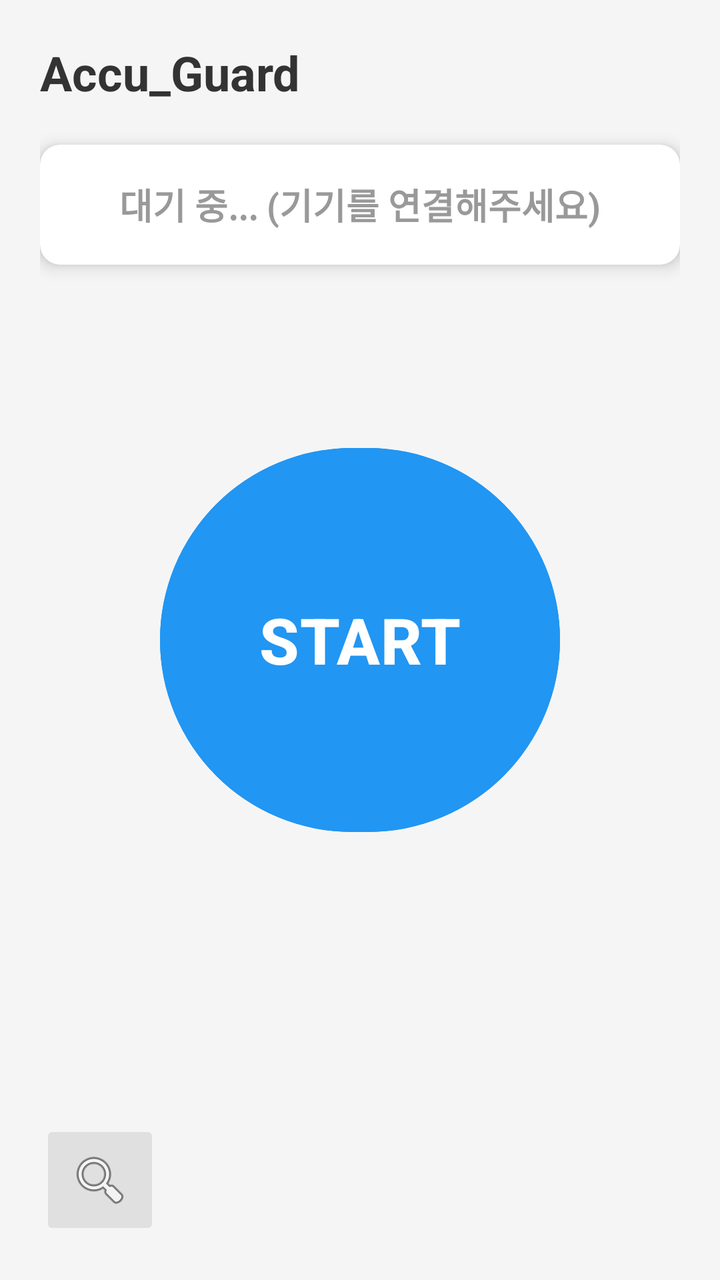
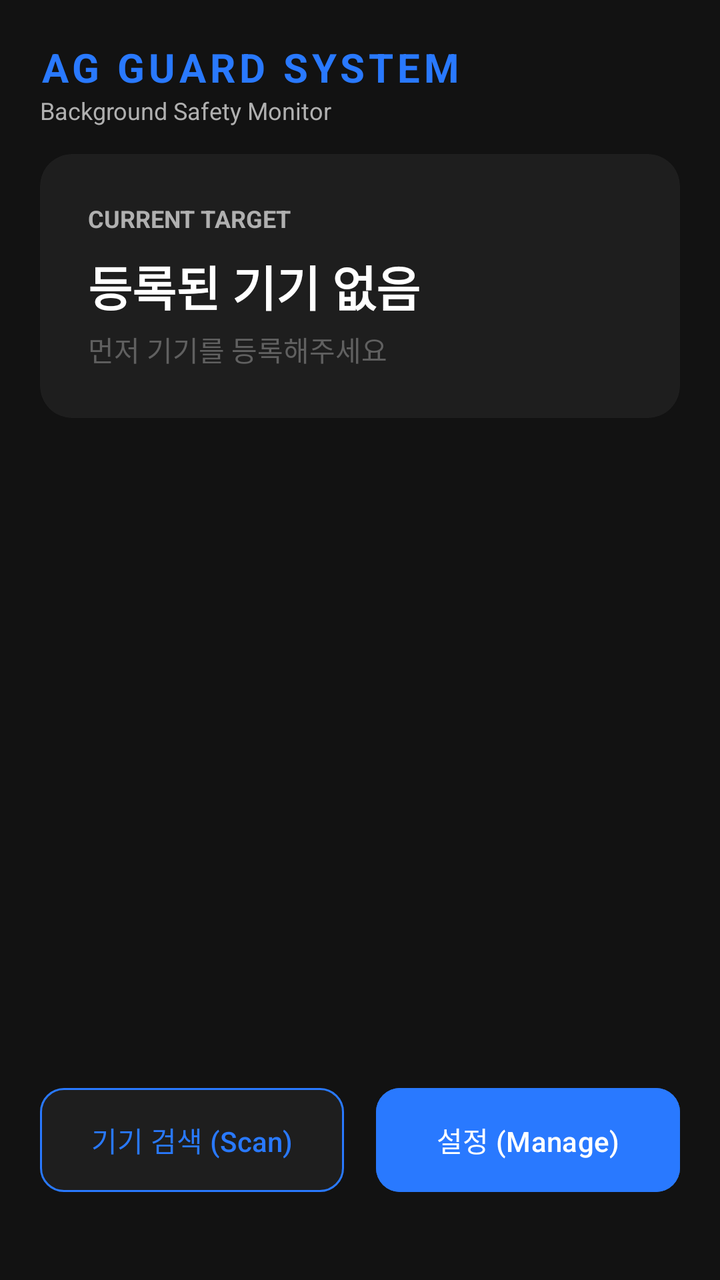

Two renders of the same Android screen: before a commit and after it. Below are the layout's source before the change and the commit's diff.
<!-- AndroidManifest.xml: application theme Theme.AGproject -->
<!-- res/layout/activity_main.xml -->
<?xml version="1.0" encoding="utf-8"?>
<androidx.constraintlayout.widget.ConstraintLayout
    xmlns:android="http://schemas.android.com/apk/res/android"
    xmlns:app="http://schemas.android.com/apk/res-auto"
    xmlns:tools="http://schemas.android.com/tools"
    android:layout_width="match_parent"
    android:layout_height="match_parent"
    android:padding="20dp"
    android:background="#F5F5F5"
    tools:context=".MainActivity">

    <TextView
        android:id="@+id/tvTitle"
        android:layout_width="wrap_content"
        android:layout_height="wrap_content"
        android:text="Accu_Guard"
        android:textSize="24sp"
        android:textStyle="bold"
        android:textColor="#333333"
        app:layout_constraintTop_toTopOf="parent"
        app:layout_constraintStart_toStartOf="parent"/>

    <androidx.cardview.widget.CardView
        android:id="@+id/cardStatus"
        android:layout_width="match_parent"
        android:layout_height="60dp"
        android:layout_marginTop="20dp"
        app:cardCornerRadius="10dp"
        app:cardElevation="5dp"
        app:cardBackgroundColor="#FFFFFF"
        app:layout_constraintTop_toBottomOf="@id/tvTitle">

        <TextView
            android:id="@+id/tvStatus"
            android:layout_width="wrap_content"
            android:layout_height="wrap_content"
            android:text="대기 중... (기기를 연결해주세요)"
            android:textSize="18sp"
            android:textStyle="bold"
            android:textColor="#999999"
            android:layout_gravity="center"/>
    </androidx.cardview.widget.CardView>

    <Button
        android:id="@+id/btnToggle"
        android:layout_width="200dp"
        android:layout_height="200dp"
        android:text="START"
        android:textSize="32sp"
        android:textStyle="bold"
        android:backgroundTint="#2196F3"
        android:shape="oval"
        app:cornerRadius="100dp"
        app:layout_constraintTop_toTopOf="parent"
        app:layout_constraintBottom_toBottomOf="parent"
        app:layout_constraintStart_toStartOf="parent"
        app:layout_constraintEnd_toEndOf="parent"/>

    <ImageButton
        android:id="@+id/btnSearch"
        android:layout_width="60dp"
        android:layout_height="60dp"
        android:src="@android:drawable/ic_menu_search"
        android:backgroundTint="#E0E0E0"
        app:layout_constraintBottom_toBottomOf="parent"
        app:layout_constraintStart_toStartOf="parent"/>

    <TextView
        android:layout_width="wrap_content"
        android:layout_height="wrap_content"
        android:text="기기 설정"
        app:layout_constraintTop_toBottomOf="@id/btnSearch"
        app:layout_constraintStart_toStartOf="@id/btnSearch"
        app:layout_constraintEnd_toEndOf="@id/btnSearch"/>
    <androidx.constraintlayout.widget.Guideline android:layout_width="wrap_content" android:layout_height="wrap_content"
                                                android:id="@+id/guideline" app:layout_constraintGuide_begin="20dp"
                                                android:orientation="horizontal"/>
    <androidx.constraintlayout.widget.Guideline android:layout_width="wrap_content" android:layout_height="wrap_content"
                                                android:id="@+id/guideline2" app:layout_constraintGuide_begin="20dp"
                                                android:orientation="horizontal"/>

</androidx.constraintlayout.widget.ConstraintLayout>
<!-- resources referenced by this layout -->
<resources>
  <style name="Theme.AGproject" parent="Base.Theme.AGproject" />
  <style name="Base.Theme.AGproject" parent="Theme.Material3.DayNight.NoActionBar">
          
          
      </style>
</resources>

<!-- the commit's change to res/layout/activity_main.xml (unified diff, before → after) -->
@@ -1,82 +1,108 @@
 <?xml version="1.0" encoding="utf-8"?>
-<androidx.constraintlayout.widget.ConstraintLayout
-    xmlns:android="http://schemas.android.com/apk/res/android"
-    xmlns:app="http://schemas.android.com/apk/res-auto"
-    xmlns:tools="http://schemas.android.com/tools"
-    android:layout_width="match_parent"
-    android:layout_height="match_parent"
-    android:padding="20dp"
-    android:background="#F5F5F5"
-    tools:context=".MainActivity">
+<androidx.constraintlayout.widget.ConstraintLayout xmlns:android="http://schemas.android.com/apk/res/android"
+                                                   xmlns:app="http://schemas.android.com/apk/res-auto"
+                                                   android:layout_width="match_parent"
+                                                   android:layout_height="match_parent"
+                                                   android:background="@color/bg_dark"
+                                                   android:padding="20dp">
 
     <TextView
-        android:id="@+id/tvTitle"
+        android:id="@+id/tvAppTitle"
         android:layout_width="wrap_content"
         android:layout_height="wrap_content"
-        android:text="Accu_Guard"
-        android:textSize="24sp"
+        android:text="@string/app_title"
+        android:textColor="@color/accent_blue"
+        android:textSize="20sp"
         android:textStyle="bold"
-        android:textColor="#333333"
+        android:letterSpacing="0.1"
         app:layout_constraintTop_toTopOf="parent"
-        app:layout_constraintStart_toStartOf="parent"/>
-
-    <androidx.cardview.widget.CardView
-        android:id="@+id/cardStatus"
-        android:layout_width="match_parent"
-        android:layout_height="60dp"
-        android:layout_marginTop="20dp"
-        app:cardCornerRadius="10dp"
-        app:cardElevation="5dp"
-        app:cardBackgroundColor="#FFFFFF"
-        app:layout_constraintTop_toBottomOf="@id/tvTitle">
-
-        <TextView
-            android:id="@+id/tvStatus"
-            android:layout_width="wrap_content"
-            android:layout_height="wrap_content"
-            android:text="대기 중... (기기를 연결해주세요)"
-            android:textSize="18sp"
-            android:textStyle="bold"
-            android:textColor="#999999"
-            android:layout_gravity="center"/>
-    </androidx.cardview.widget.CardView>
-
-    <Button
-        android:id="@+id/btnToggle"
-        android:layout_width="200dp"
-        android:layout_height="200dp"
-        android:text="START"
-        android:textSize="32sp"
-        android:textStyle="bold"
-        android:backgroundTint="#2196F3"
-        android:shape="oval"
-        app:cornerRadius="100dp"
-        app:layout_constraintTop_toTopOf="parent"
-        app:layout_constraintBottom_toBottomOf="parent"
-        app:layout_constraintStart_toStartOf="parent"
-        app:layout_constraintEnd_toEndOf="parent"/>
-
-    <ImageButton
-        android:id="@+id/btnSearch"
-        android:layout_width="60dp"
-        android:layout_height="60dp"
-        android:src="@android:drawable/ic_menu_search"
-        android:backgroundTint="#E0E0E0"
-        app:layout_constraintBottom_toBottomOf="parent"
-        app:layout_constraintStart_toStartOf="parent"/>
+        app:layout_constraintStart_toStartOf="parent" />
 
     <TextView
         android:layout_width="wrap_content"
         android:layout_height="wrap_content"
-        android:text="기기 설정"
-        app:layout_constraintTop_toBottomOf="@id/btnSearch"
-        app:layout_constraintStart_toStartOf="@id/btnSearch"
-        app:layout_constraintEnd_toEndOf="@id/btnSearch"/>
-    <androidx.constraintlayout.widget.Guideline android:layout_width="wrap_content" android:layout_height="wrap_content"
-                                                android:id="@+id/guideline" app:layout_constraintGuide_begin="20dp"
-                                                android:orientation="horizontal"/>
-    <androidx.constraintlayout.widget.Guideline android:layout_width="wrap_content" android:layout_height="wrap_content"
-                                                android:id="@+id/guideline2" app:layout_constraintGuide_begin="20dp"
-                                                android:orientation="horizontal"/>
+        android:text="@string/app_subtitle"
+        android:textColor="@color/text_gray"
+        android:textSize="12sp"
+        app:layout_constraintTop_toBottomOf="@id/tvAppTitle"
+        app:layout_constraintStart_toStartOf="parent" />
 
+    <com.google.android.material.card.MaterialCardView
+        android:id="@+id/cardCurrentTarget"
+        android:layout_width="match_parent"
+        android:layout_height="wrap_content"
+        android:layout_marginTop="30dp"
+        app:cardBackgroundColor="@color/bg_card"
+        app:cardCornerRadius="16dp"
+        app:cardElevation="0dp"
+        app:strokeWidth="0dp"
+        app:strokeColor="@color/accent_blue"
+        app:layout_constraintTop_toBottomOf="@id/tvAppTitle">
+
+        <LinearLayout
+            android:layout_width="match_parent"
+            android:layout_height="wrap_content"
+            android:orientation="vertical"
+            android:padding="24dp">
+
+            <TextView
+                android:layout_width="wrap_content"
+                android:layout_height="wrap_content"
+                android:text="@string/label_current_target"
+                android:textColor="@color/text_gray"
+                android:textSize="12sp"
+                android:textStyle="bold" />
+
+            <TextView
+                android:id="@+id/tvTargetName"
+                android:layout_width="wrap_content"
+                android:layout_height="wrap_content"
+                android:layout_marginTop="8dp"
+                android:text="@string/no_device_registered"
+                android:textColor="@color/text_white"
+                android:textSize="24sp"
+                android:textStyle="bold" />
+
+            <TextView
+                android:id="@+id/tvTargetAddress"
+                android:layout_width="wrap_content"
+                android:layout_height="wrap_content"
+                android:layout_marginTop="4dp"
+                android:text="@string/register_prompt"
+                android:textColor="@color/text_hint"
+                android:textSize="14sp" />
+        </LinearLayout>
+    </com.google.android.material.card.MaterialCardView>
+
+    <LinearLayout
+        android:layout_width="match_parent"
+        android:layout_height="wrap_content"
+        android:orientation="horizontal"
+        android:layout_marginBottom="20dp"
+        app:layout_constraintBottom_toBottomOf="parent">
+
+        <com.google.android.material.button.MaterialButton
+            android:id="@+id/btnGoScan"
+            android:layout_width="0dp"
+            android:layout_height="60dp"
+            android:layout_weight="1"
+            android:layout_marginEnd="8dp"
+            android:text="@string/btn_scan"
+            android:backgroundTint="@color/bg_card"
+            android:textColor="@color/accent_blue"
+            app:strokeColor="@color/accent_blue"
+            app:strokeWidth="1dp"
+            app:cornerRadius="12dp" />
+
+        <com.google.android.material.button.MaterialButton
+            android:id="@+id/btnGoManager"
+            android:layout_width="0dp"
+            android:layout_height="60dp"
+            android:layout_weight="1"
+            android:layout_marginStart="8dp"
+            android:text="@string/btn_manage"
+            android:backgroundTint="@color/accent_blue"
+            android:textColor="@color/text_white"
+            app:cornerRadius="12dp" />
+    </LinearLayout>
 </androidx.constraintlayout.widget.ConstraintLayout>
<!-- resource entries referenced after the edit -->
@@ -1,5 +1,18 @@
 <!-- resources referenced by this layout -->
 <resources>
+  <color name="accent_blue">#2979FF</color>
+  <color name="bg_card">#1E1E1E</color>
+  <color name="bg_dark">#121212</color>
+  <color name="text_gray">#B0B0B0</color>
+  <color name="text_hint">#606060</color>
+  <color name="text_white">#FFFFFF</color>
+  <string name="app_subtitle">Background Safety Monitor</string>
+  <string name="app_title">AG GUARD SYSTEM</string>
+  <string name="btn_manage">설정 (Manage)</string>
+  <string name="btn_scan">기기 검색 (Scan)</string>
+  <string name="label_current_target">CURRENT TARGET</string>
+  <string name="no_device_registered">등록된 기기 없음</string>
+  <string name="register_prompt">먼저 기기를 등록해주세요</string>
   <style name="Theme.AGproject" parent="Base.Theme.AGproject" />
   <style name="Base.Theme.AGproject" parent="Theme.Material3.DayNight.NoActionBar">
           
